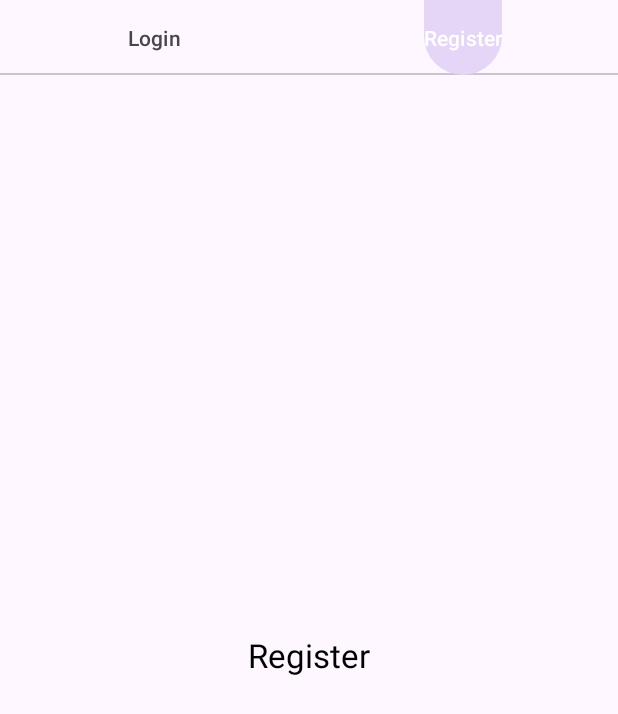
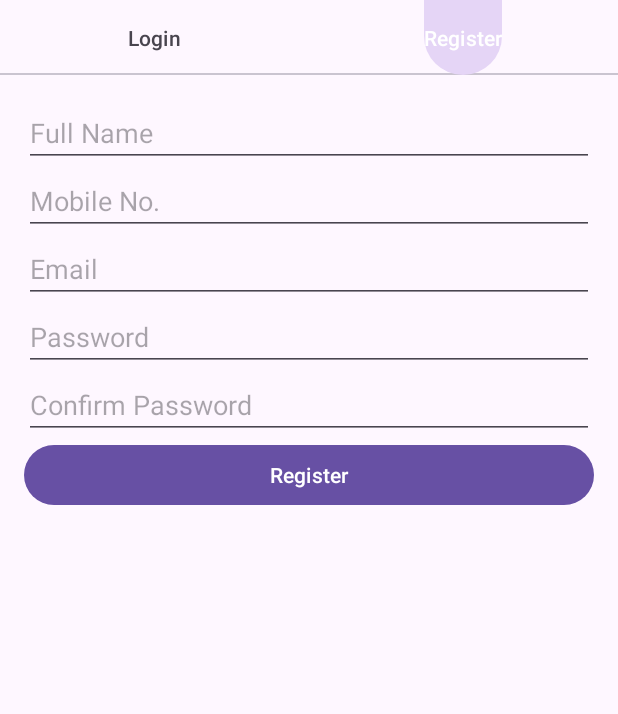
Before and after one commit to abhizzzeeet/GymAppKotlin, an Android app: the screen it shows after launch (MainActivity), tab 2 chosen, on a phone screen of 412 x 824 dp. Shown: the top 714 px of the screen. Run offline under Robolectric (Android 15) with nearby library versions, the phone set to English and light mode, and no system bars.

Commit message:
2nd commit login and register before firebase connect

```diff
--- a/app/build.gradle.kts
+++ b/app/build.gradle.kts
@@ -1,6 +1,7 @@
 plugins {
     id("com.android.application")
     id("org.jetbrains.kotlin.android")
+    id("com.google.gms.google-services")
 }
 
 android {
@@ -33,6 +34,9 @@ android {
     kotlinOptions {
         jvmTarget = "1.8"
     }
+    buildFeatures{
+        viewBinding = true
+    }
 }
 
 dependencies {
@@ -41,6 +45,7 @@ dependencies {
     implementation("androidx.appcompat:appcompat:1.6.1")
     implementation("com.google.android.material:material:1.11.0")
     implementation("androidx.constraintlayout:constraintlayout:2.1.4")
+    implementation("com.google.firebase:firebase-auth:22.3.1")
     testImplementation("junit:junit:4.13.2")
     androidTestImplementation("androidx.test.ext:junit:1.1.5")
     androidTestImplementation("androidx.test.espresso:espresso-core:3.5.1")
--- a/app/src/main/java/com/example/gym/LoginFragment.kt
+++ b/app/src/main/java/com/example/gym/LoginFragment.kt
@@ -5,11 +5,11 @@ import androidx.fragment.app.Fragment
 import android.view.LayoutInflater
 import android.view.View
 import android.view.ViewGroup
+import android.widget.Button
+import android.widget.EditText
+import android.widget.Toast
 
-// TODO: Rename parameter arguments, choose names that match
-// the fragment initialization parameters, e.g. ARG_ITEM_NUMBER
-private const val ARG_PARAM1 = "param1"
-private const val ARG_PARAM2 = "param2"
+
 
 /**
  * A simple [Fragment] subclass.
@@ -17,17 +17,8 @@ private const val ARG_PARAM2 = "param2"
  * create an instance of this fragment.
  */
 class LoginFragment : Fragment() {
-    // TODO: Rename and change types of parameters
-    private var param1: String? = null
-    private var param2: String? = null
 
-    override fun onCreate(savedInstanceState: Bundle?) {
-        super.onCreate(savedInstanceState)
-        arguments?.let {
-            param1 = it.getString(ARG_PARAM1)
-            param2 = it.getString(ARG_PARAM2)
-        }
-    }
+
 
     override fun onCreateView(
         inflater: LayoutInflater, container: ViewGroup?,
@@ -35,25 +26,62 @@ class LoginFragment : Fragment() {
     ): View? {
         // Inflate the layout for this fragment
         return inflater.inflate(R.layout.fragment_login, container, false)
+
+
     }
 
-    companion object {
-        /**
-         * Use this factory method to create a new instance of
-         * this fragment using the provided parameters.
-         *
-         * @param param1 Parameter 1.
-         * @param param2 Parameter 2.
-         * @return A new instance of fragment LoginFragment.
-         */
-        // TODO: Rename and change types and number of parameters
-        @JvmStatic
-        fun newInstance(param1: String, param2: String) =
-            LoginFragment().apply {
-                arguments = Bundle().apply {
-                    putString(ARG_PARAM1, param1)
-                    putString(ARG_PARAM2, param2)
-                }
+
+
+    override fun onViewCreated(view: View, savedInstanceState: Bundle?) {
+        super.onViewCreated(view, savedInstanceState)
+
+        // Accessing the views from the layout
+        val editTextEmail = view.findViewById<EditText>(R.id.editTextEmail)
+        val editTextMobile = view.findViewById<EditText>(R.id.editTextMobile)
+        val editTextPassword = view.findViewById<EditText>(R.id.editTextPassword)
+        val loginButton = view.findViewById<Button>(R.id.btnLogin)
+
+        // Set click listener for the login button
+        loginButton.setOnClickListener {
+            val email = editTextEmail.text.toString()
+            val mobile = editTextMobile.text.toString()
+            val password = editTextPassword.text.toString()
+
+            // Validate email
+            if (!isValidEmail(email)) {
+                editTextEmail.error = "Invalid email address"
+                return@setOnClickListener
             }
+
+            // Validate mobile number
+            if (!isValidMobileNumber(mobile)) {
+                editTextMobile.error = "Invalid mobile number"
+                return@setOnClickListener
+            }
+
+            // Validate password
+            if (!isValidPassword(password)) {
+                editTextPassword.error = "Password must be at least 6 characters"
+                return@setOnClickListener
+            }
+
+            // If all fields are valid, perform login logic here
+            // For demonstration purposes, you can print the values
+            Toast.makeText(requireContext(), "Login Successfull", Toast.LENGTH_SHORT).show()
+        }
+    }
+    private fun isValidEmail(email: String): Boolean {
+        // Basic email validation
+        return android.util.Patterns.EMAIL_ADDRESS.matcher(email).matches()
+    }
+
+    private fun isValidMobileNumber(mobile: String): Boolean {
+        // Basic mobile number validation (assumes 10-digit number)
+        return android.util.Patterns.PHONE.matcher(mobile).matches() && mobile.length == 10
+    }
+
+    private fun isValidPassword(password: String): Boolean {
+        // Basic password validation (at least 6 characters)
+        return password.length >= 6
     }
 }
--- a/app/src/main/java/com/example/gym/RegisterFragment.kt
+++ b/app/src/main/java/com/example/gym/RegisterFragment.kt
@@ -1,15 +1,14 @@
 package com.example.gym
 
 import android.os.Bundle
-import androidx.fragment.app.Fragment
 import android.view.LayoutInflater
 import android.view.View
 import android.view.ViewGroup
+import android.widget.Button
+import android.widget.EditText
+import android.widget.Toast
+import androidx.fragment.app.Fragment
 
-// TODO: Rename parameter arguments, choose names that match
-// the fragment initialization parameters, e.g. ARG_ITEM_NUMBER
-private const val ARG_PARAM1 = "param1"
-private const val ARG_PARAM2 = "param2"
 
 /**
  * A simple [Fragment] subclass.
@@ -18,42 +17,69 @@ private const val ARG_PARAM2 = "param2"
  */
 class RegisterFragment : Fragment() {
     // TODO: Rename and change types of parameters
-    private var param1: String? = null
-    private var param2: String? = null
+    private lateinit var fullNameEditText: EditText
+    private lateinit var mobileNoEditText: EditText
+    private lateinit var emailEditText: EditText
+    private lateinit var passwordEditText: EditText
+    private lateinit var confirmPasswordEditText: EditText
+    private lateinit var registerButton: Button
 
-    override fun onCreate(savedInstanceState: Bundle?) {
-        super.onCreate(savedInstanceState)
-        arguments?.let {
-            param1 = it.getString(ARG_PARAM1)
-            param2 = it.getString(ARG_PARAM2)
-        }
-    }
 
     override fun onCreateView(
         inflater: LayoutInflater, container: ViewGroup?,
         savedInstanceState: Bundle?
     ): View? {
         // Inflate the layout for this fragment
-        return inflater.inflate(R.layout.fragment_register, container, false)
+        val view = inflater.inflate(R.layout.fragment_register, container, false)
+
+        // Initialize views
+        fullNameEditText = view.findViewById(R.id.fullNameEditText)
+        mobileNoEditText = view.findViewById(R.id.mobileNoEditText)
+        emailEditText = view.findViewById(R.id.emailEditText)
+        passwordEditText = view.findViewById(R.id.passwordEditText)
+        confirmPasswordEditText = view.findViewById(R.id.confirmPasswordEditText)
+        registerButton = view.findViewById(R.id.registerButton)
+
+        return view
     }
 
-    companion object {
-        /**
-         * Use this factory method to create a new instance of
-         * this fragment using the provided parameters.
-         *
-         * @param param1 Parameter 1.
-         * @param param2 Parameter 2.
-         * @return A new instance of fragment RegisterFragment.
-         */
-        // TODO: Rename and change types and number of parameters
-        @JvmStatic
-        fun newInstance(param1: String, param2: String) =
-            RegisterFragment().apply {
-                arguments = Bundle().apply {
-                    putString(ARG_PARAM1, param1)
-                    putString(ARG_PARAM2, param2)
-                }
+    override fun onViewCreated(view: View, savedInstanceState: Bundle?) {
+        super.onViewCreated(view, savedInstanceState)
+
+        // Set click listener for the register button
+        registerButton.setOnClickListener {
+            // Retrieve entered fields
+            val fullName = fullNameEditText.text.toString()
+            val mobileNo = mobileNoEditText.text.toString()
+            val email = emailEditText.text.toString()
+            val password = passwordEditText.text.toString()
+            val confirmPassword = confirmPasswordEditText.text.toString()
+
+            if(password != confirmPassword)
+                Toast.makeText(requireContext(), "Password and confirm Password don't match", Toast.LENGTH_SHORT).show()
+
+            // Check if input is valid (for demonstration purposes)
+            if (isValidRegistration(fullName, mobileNo, email, password, confirmPassword)) {
+                // Successful registration, show a success message
+                val message = "Registration successful!\nName: $fullName\nMobile No.: $mobileNo\nEmail: $email"
+                Toast.makeText(requireContext(), message, Toast.LENGTH_SHORT).show()
+            } else {
+                // Invalid registration, show an error message
+                Toast.makeText(requireContext(), "Invalid registration input", Toast.LENGTH_SHORT).show()
             }
+        }
+    }
+
+    private fun isValidRegistration(
+        fullName: String,
+        mobileNo: String,
+        email: String,
+        password: String,
+        confirmPassword: String
+    ): Boolean {
+        // Replace this with your actual registration logic
+        // For demonstration purposes, just check if all fields are non-empty
+        return fullName.isNotEmpty() && mobileNo.isNotEmpty() && email.isNotEmpty()
+                && password.isNotEmpty() && confirmPassword.isNotEmpty()
     }
 }
--- a/app/src/main/res/layout/fragment_register.xml
+++ b/app/src/main/res/layout/fragment_register.xml
@@ -1,18 +1,49 @@
 <?xml version="1.0" encoding="utf-8"?>
-<FrameLayout xmlns:android="http://schemas.android.com/apk/res/android"
+<LinearLayout xmlns:android="http://schemas.android.com/apk/res/android"
     xmlns:tools="http://schemas.android.com/tools"
     android:layout_width="match_parent"
     android:layout_height="match_parent"
+    android:orientation="vertical"
+    android:padding="16dp"
     tools:context=".RegisterFragment">
 
-    <!-- TODO: Update blank fragment layout -->
-    <TextView
+
+    <EditText
+        android:id="@+id/fullNameEditText"
         android:layout_width="match_parent"
-        android:layout_height="match_parent"
-        android:text="Register"
-        android:gravity="center"
-        android:textColor="@color/black"
-        android:textSize="22sp"
-        />
+        android:layout_height="wrap_content"
+        android:hint="Full Name"/>
 
-</FrameLayout>
+    <EditText
+        android:id="@+id/mobileNoEditText"
+        android:layout_width="match_parent"
+        android:layout_height="wrap_content"
+        android:hint="Mobile No."/>
+
+    <EditText
+        android:id="@+id/emailEditText"
+        android:layout_width="match_parent"
+        android:layout_height="wrap_content"
+        android:hint="Email"/>
+
+    <EditText
+        android:id="@+id/passwordEditText"
+        android:layout_width="match_parent"
+        android:layout_height="wrap_content"
+        android:hint="Password"
+        android:inputType="textPassword"/>
+
+    <EditText
+        android:id="@+id/confirmPasswordEditText"
+        android:layout_width="match_parent"
+        android:layout_height="wrap_content"
+        android:hint="Confirm Password"
+        android:inputType="textPassword"/>
+
+    <Button
+        android:id="@+id/registerButton"
+        android:layout_width="match_parent"
+        android:layout_height="wrap_content"
+        android:text="Register"/>
+
+</LinearLayout>
--- a/build.gradle.kts
+++ b/build.gradle.kts
@@ -1,3 +1,8 @@
+buildscript {
+    dependencies {
+        classpath("com.google.gms:google-services:4.4.0")
+    }
+}
 // Top-level build file where you can add configuration options common to all sub-projects/modules.
 plugins {
     id("com.android.application") version "8.1.4" apply false
```
Also changed, not shown: app/src/main/res/layout/fragment_login.xml (+36 -11 lines).
